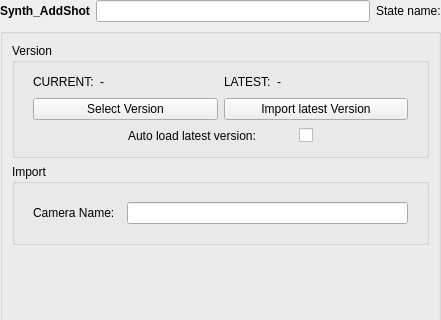
First picture: the form in SynthEyes/Scripts/StateManagerNodes/StateUserInterfaces/Synth_AddShot.ui, repository AltaArts/SynthEyes_Integration--Prism-Plugin, before the edit; both pictures show x 0 to 441 and y 0 to 320 of the 441 by 789 pixel window.
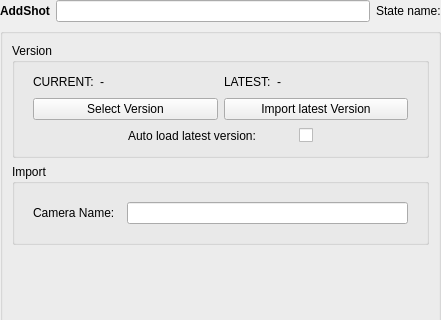
Second picture: the form after the edit.

```diff
--- a/SynthEyes/Scripts/StateManagerNodes/StateUserInterfaces/Synth_AddShot.ui
+++ b/SynthEyes/Scripts/StateManagerNodes/StateUserInterfaces/Synth_AddShot.ui
@@ -36,7 +36,7 @@
         </font>
        </property>
        <property name="text">
-        <string>Synth_AddShot</string>
+        <string>AddShot</string>
        </property>
       </widget>
      </item>
```
Left out of the diff: 4 changed lines with no effect on the pictures.
